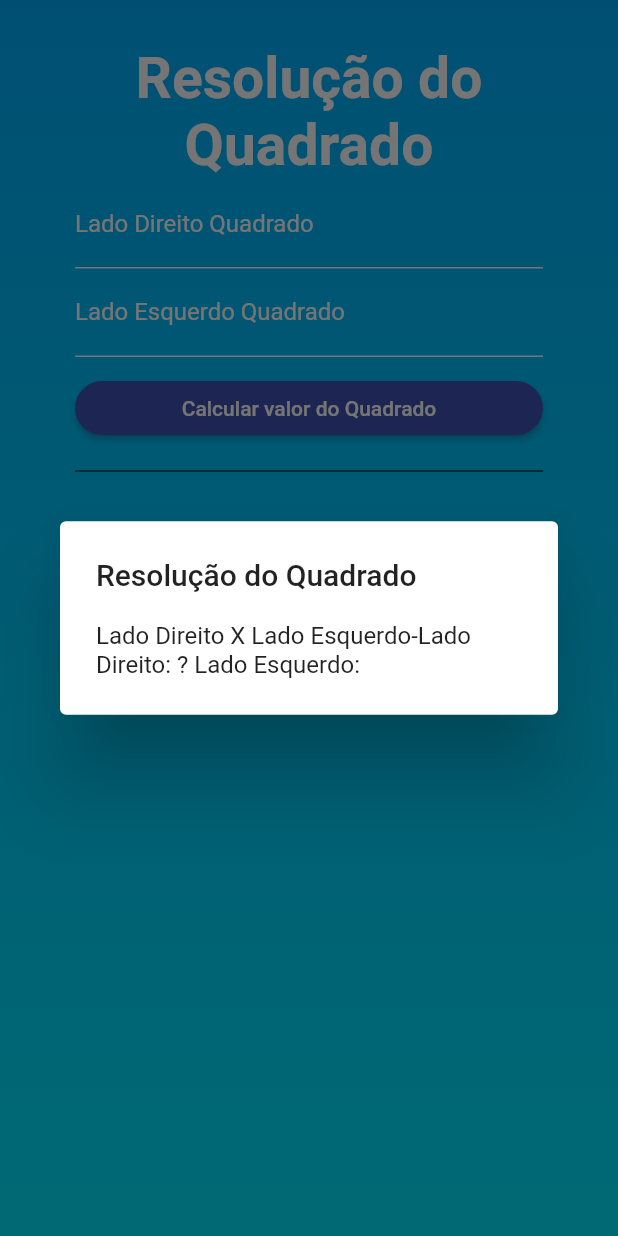
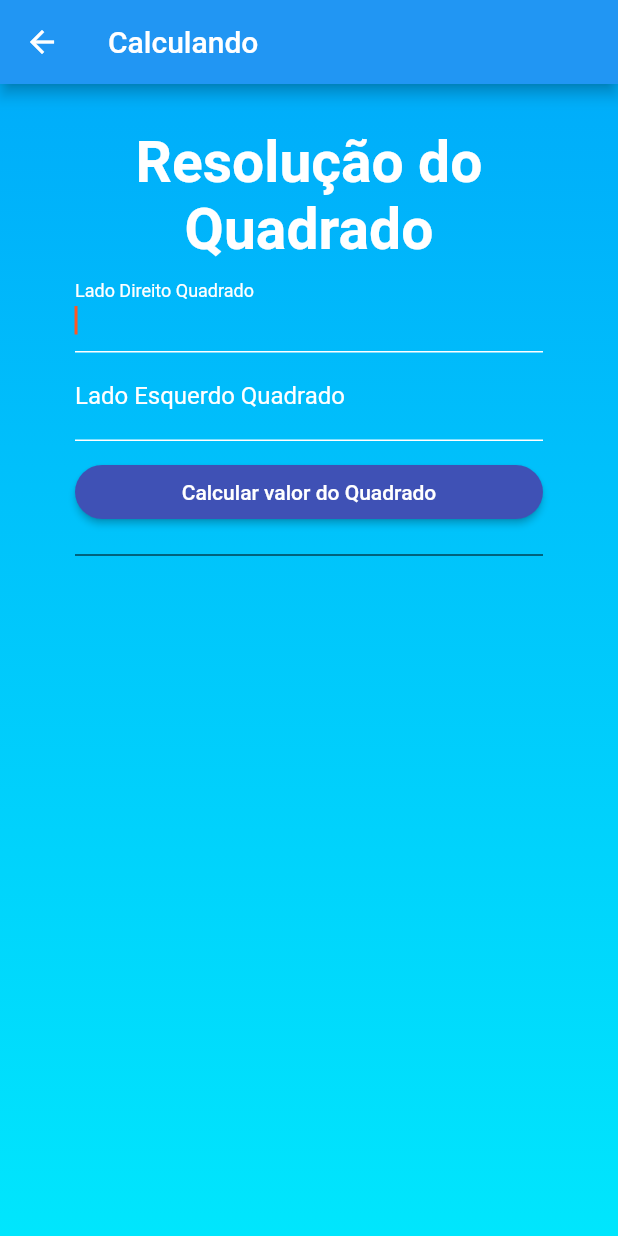
Before and after one commit to GersonGabriel0/flutter_faculdade_m2, a Flutter app: the Quadrado screen opened directly, after a tap on "Calcular valor do Quadrado", on a phone screen of 412 x 824 dp. Run offline on Flutter 3.47's test engine with Material 2 defaults, Android fonts, the phone set to English and light mode, and no system bars.

Commit message:
Compilação dos dados das formulas matematicas

```diff
--- a/lib/pages/math-accounts/quadrado.dart
+++ b/lib/pages/math-accounts/quadrado.dart
@@ -2,7 +2,6 @@ import 'package:flutter/material.dart';
 import 'package:flutter_faculdade_m2/pages/home.dart';
 import 'package:flutter_faculdade_m2/custom_colors.dart';
 import 'package:flutter_faculdade_m2/pages/perfil.dart';
-import '../math-results/resultadoRetangulo.dart';
 
 class Quadrado extends StatefulWidget {
   @override
@@ -20,6 +19,10 @@ class _QuadradoState extends State<Quadrado> {
   @override
   Widget build(BuildContext context) {
     return Scaffold(
+      appBar: AppBar(
+        backgroundColor: Colors.blue,
+        title: const Text("Calculando"),
+      ),
       body: Container(
         height: MediaQuery.of(context).size.height,
         padding: EdgeInsets.symmetric(horizontal: 50, vertical: 30),
@@ -100,18 +103,17 @@ class _QuadradoState extends State<Quadrado> {
               ),
               ElevatedButton(
                 onPressed: () {
+                  var teste = int.tryParse(_ldController.text);
+                  var teste2 = int.tryParse(_leController.text);
+                  var vezes = teste! * teste2!;
                   showDialog(
                     context: context,
                     builder: (context) {
                       return AlertDialog(
-                        title: Text('Resolução do Quadrado'),
-                        content: Text("Lado Direito X Lado Esquerdo"
-                            "-"
-                            "Lado Direito:"
-                            '${_ldController.text}'
-                            " ? "
-                            "Lado Esquerdo:"
-                            '${_ldController.text}'),
+                        title: Text('Resolução do Quadrado\n'),
+                        content: Text("A = b . h\n"
+                            "A = ${_ldController.text} . ${_leController.text}\n"
+                            'A = ${vezes}\n'),
                       );
                     },
                   );
```
